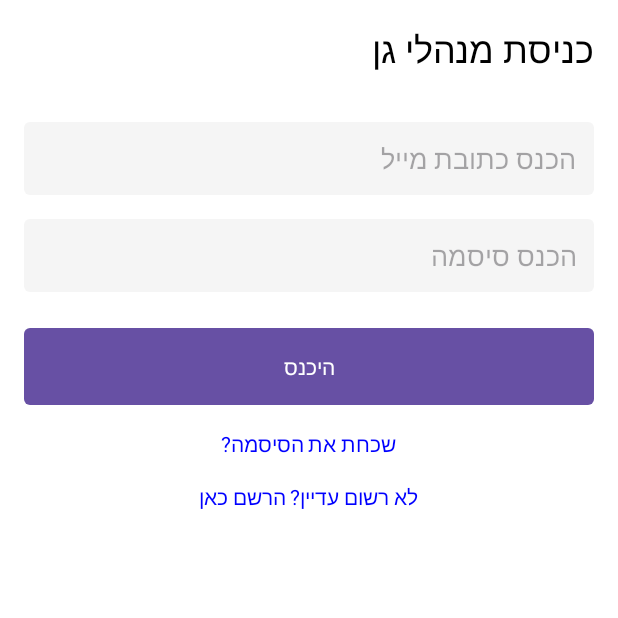
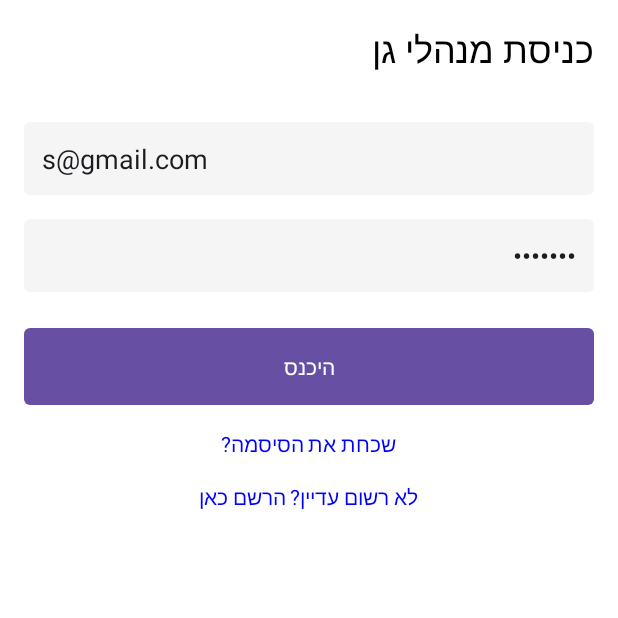
Before and after one commit to ShirAvezof/newfinalprojectshir, an Android app: the ManagerLoginActivity screen opened directly, with no data from a screen before it, on a phone screen of 412 x 824 dp, the top half of it. Run offline under Robolectric (Android 15) with nearby library versions, the phone set to English and light mode, and no system bars; our stand-ins replace Firebase (no records; nobody signed in at launch, a user with empty details on screens opened directly).

```diff
--- a/app/src/main/res/layout/activity_manager_login.xml
+++ b/app/src/main/res/layout/activity_manager_login.xml
@@ -24,23 +24,24 @@
             android:id="@+id/emailEditText"
             android:layout_width="match_parent"
             android:layout_height="wrap_content"
+            android:layout_marginBottom="16dp"
+            android:background="@drawable/edit_text_background"
             android:hint="הכנס כתובת מייל"
             android:inputType="textEmailAddress"
             android:padding="12dp"
-            android:background="@drawable/edit_text_background"
-            android:layout_marginBottom="16dp"/>
+            android:text="s@gmail.com" />
 
         <EditText
             android:id="@+id/passwordEditText"
             android:layout_width="match_parent"
             android:layout_height="wrap_content"
+            android:layout_marginBottom="24dp"
+            android:background="@drawable/edit_text_background"
             android:hint="הכנס סיסמה"
             android:inputType="textPassword"
             android:padding="12dp"
-            android:background="@drawable/edit_text_background"
-            android:layout_marginBottom="24dp"
-            android:textAlignment="textEnd"
-            />
+            android:text="Ss1234@"
+            android:textAlignment="textEnd" />
 
         <Button
             android:id="@+id/loginButton"
```
Also changed, not shown: app/src/main/AndroidManifest.xml (+4 -8 lines), app/src/main/java/com/example/finalprojectshir2/CreateKindergardens/CreateKindergartenActivity.java (+12 -2 lines).
